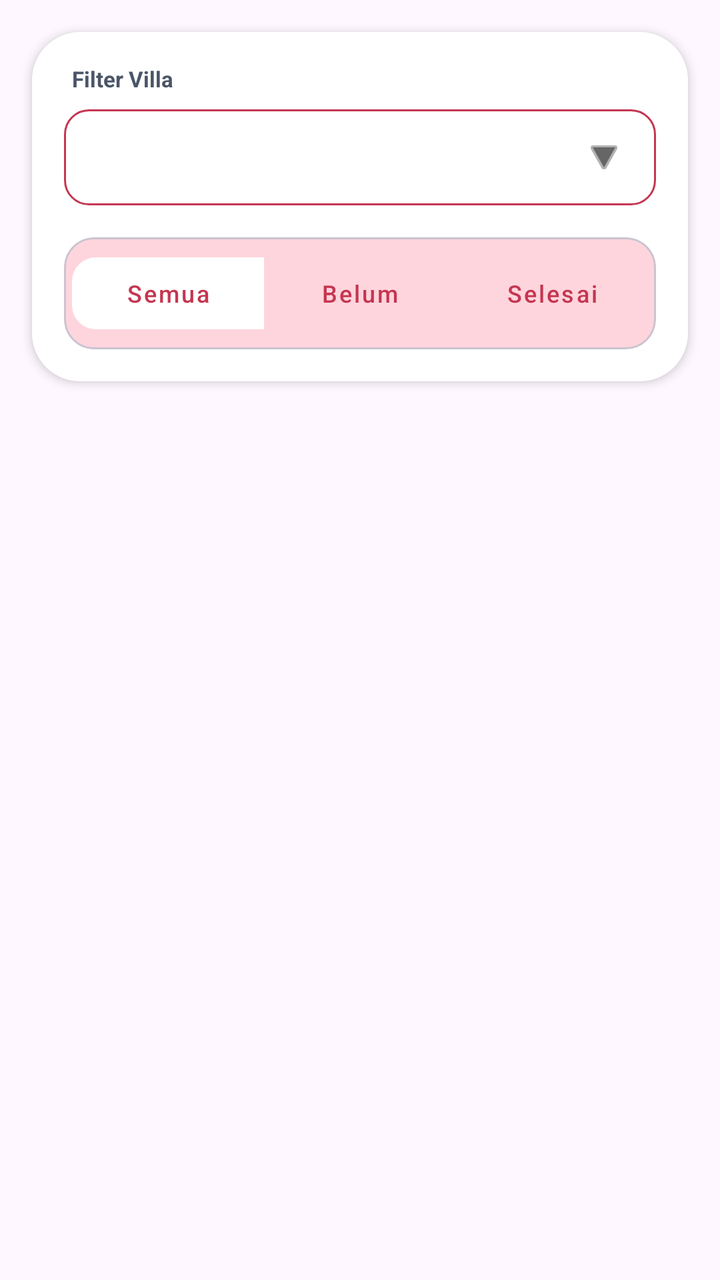
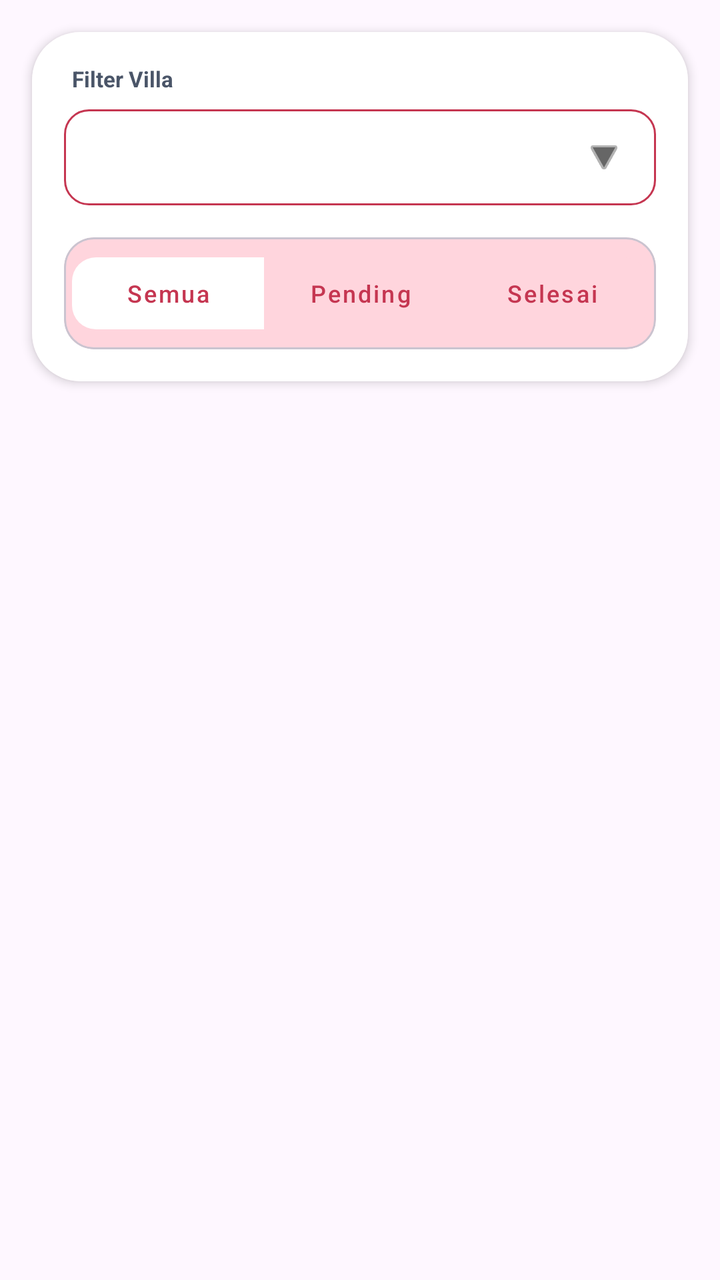

The first picture is an Android layout as it rendered before a commit; the second is the same layout after the commit. The layout source and the unified diff follow.
<!-- AndroidManifest.xml: application theme Theme.VsmentProject -->
<!-- res/layout/fragment_laporan.xml -->
<?xml version="1.0" encoding="utf-8"?>
<LinearLayout xmlns:android="http://schemas.android.com/apk/res/android"
    xmlns:app="http://schemas.android.com/apk/res-auto"
    android:layout_width="match_parent"
    android:layout_height="match_parent"
    android:orientation="vertical">

    <com.google.android.material.card.MaterialCardView
        android:layout_width="match_parent"
        android:layout_height="wrap_content"
        android:layout_marginHorizontal="16dp"
        android:layout_marginTop="16dp"
        android:layout_marginBottom="8dp"
        app:cardCornerRadius="24dp"
        app:cardElevation="3dp"
        app:strokeWidth="0dp">

        <LinearLayout
            android:layout_width="match_parent"
            android:layout_height="wrap_content"
            android:orientation="vertical"
            android:padding="16dp"
            android:background="@color/myWhite">

            <TextView
                android:layout_width="wrap_content"
                android:layout_height="wrap_content"
                android:layout_marginBottom="8dp"
                android:layout_marginStart="4dp"
                android:text="Filter Villa"
                android:textColor="#4A5568"
                android:textSize="11sp"
                android:textStyle="bold" />

            <LinearLayout
                android:id="@+id/btnContainerFilterVilla"
                android:layout_width="match_parent"
                android:layout_height="48dp"
                android:background="@drawable/bg_input_form"
                android:gravity="center_vertical"
                android:orientation="horizontal"
                android:paddingHorizontal="16dp">

                <Spinner
                    android:id="@+id/spinnerFilterVilla"
                    android:layout_width="0dp"
                    android:layout_height="match_parent"
                    android:layout_weight="1"
                    android:background="@android:color/transparent"
                    android:spinnerMode="dropdown" />

                <ImageView
                    android:layout_width="20dp"
                    android:layout_height="20dp"
                    android:src="@android:drawable/ic_media_play"
                    android:rotation="90"
                    app:tint="#666666" />
            </LinearLayout>

            <com.google.android.material.card.MaterialCardView
                android:id="@+id/cardFilterStatus"
                android:layout_width="match_parent"
                android:layout_height="wrap_content"
                android:layout_marginTop="16dp"
                app:cardBackgroundColor="@color/myRedLight"
                app:cardCornerRadius="15dp"
                app:cardElevation="0dp">

                <com.google.android.material.button.MaterialButtonToggleGroup
                    android:id="@+id/toggleGroupStatus"
                    android:layout_width="match_parent"
                    android:layout_height="wrap_content"
                    android:padding="4dp"
                    app:checkedButton="@+id/btnSemua"
                    app:selectionRequired="true"
                    app:singleSelection="true">

                    <com.google.android.material.button.MaterialButton
                        android:id="@+id/btnSemua"
                        style="@style/Widget.MaterialComponents.Button.TextButton"
                        android:layout_width="0dp"
                        android:layout_height="wrap_content"
                        android:layout_weight="1"
                        android:text="Semua"
                        android:textAllCaps="false"
                        android:textSize="12sp"
                        app:backgroundTint="@color/selector_filter_tab"
                        android:textColor="@color/selector_filter_text"
                        app:cornerRadius="12dp" />

                    <com.google.android.material.button.MaterialButton
                        android:id="@+id/btnBelum"
                        style="@style/Widget.MaterialComponents.Button.TextButton"
                        android:layout_width="0dp"
                        android:layout_height="wrap_content"
                        android:layout_weight="1"
                        android:text="Belum"
                        android:textAllCaps="false"
                        android:textSize="12sp"
                        app:backgroundTint="@color/selector_filter_tab"
                        android:textColor="@color/selector_filter_text"
                        app:cornerRadius="12dp" />

                    <com.google.android.material.button.MaterialButton
                        android:id="@+id/btnSelesai"
                        style="@style/Widget.MaterialComponents.Button.TextButton"
                        android:layout_width="0dp"
                        android:layout_height="wrap_content"
                        android:layout_weight="1"
                        android:text="Selesai"
                        android:textAllCaps="false"
                        android:textSize="12sp"
                        app:backgroundTint="@color/selector_filter_tab"
                        android:textColor="@color/selector_filter_text"
                        app:cornerRadius="12dp" />

                </com.google.android.material.button.MaterialButtonToggleGroup>
            </com.google.android.material.card.MaterialCardView>
        </LinearLayout>
    </com.google.android.material.card.MaterialCardView>

    <FrameLayout
        android:layout_width="match_parent"
        android:layout_height="match_parent">

        <androidx.recyclerview.widget.RecyclerView
            android:id="@+id/rvLaporan"
            android:layout_width="match_parent"
            android:layout_height="match_parent"
            android:clipToPadding="false"
            android:paddingHorizontal="16dp"
            android:paddingTop="8dp"
            android:paddingBottom="24dp" />

        <LinearLayout
            android:id="@+id/layout_empty_state"
            android:layout_width="wrap_content"
            android:layout_height="wrap_content"
            android:layout_gravity="center"
            android:gravity="center"
            android:orientation="vertical"
            android:visibility="gone">

            <ImageView
                android:layout_width="120dp"
                android:layout_height="120dp"
                android:src="@android:drawable/ic_menu_search"
                app:tint="#CBD5E0" />

            <TextView
                android:layout_width="wrap_content"
                android:layout_height="wrap_content"
                android:layout_marginTop="12dp"
                android:text="Tidak ada laporan ditemukan"
                android:textColor="#718096"
                android:textStyle="bold" />
        </LinearLayout>
    </FrameLayout>

</LinearLayout>
<!-- resources referenced by this layout -->
<resources>
  <color name="myRedLight">#FFD5DD</color>
  <color name="myWhite">#FFFFFFFF</color>
  <!-- drawable bg_input_form (drawable) -->
  <?xml version="1.0" encoding="utf-8"?>
  <shape xmlns:android="http://schemas.android.com/apk/res/android">
      <solid android:color="@android:color/white" />
      <stroke
          android:width="1dp"
          android:color="@color/myRedDark" /> <corners android:radius="12dp" /> </shape>
  <style name="Theme.VsmentProject" parent="Theme.Material3.DayNight.NoActionBar">
          <item name="colorPrimary">#C2185B</item>
          <item name="colorOnPrimary">#FFFFFF</item>
          <item name="android:statusBarColor">#C2185B</item>
          <item name="colorContainer">@android:color/transparent</item>
          <item name="colorControlHighlight">#20C63D54</item>
          <item name="materialAlertDialogTheme">@style/CustomMaterialDialog</item>
      </style>
  <color name="myRedDark">#C53651</color>
  <style name="CustomMaterialDialog" parent="ThemeOverlay.Material3.MaterialAlertDialog">
          <item name="colorPrimary">#C2185B</item>
          <item name="colorOnSurface">#333333</item>
          <item name="materialAlertDialogTitleTextStyle">@style/TitleTextStyle</item>
          <item name="shapeAppearanceOverlay">@style/ShapeAppearance.App.MediumComponent</item>
      </style>
  <style name="TitleTextStyle" parent="MaterialAlertDialog.Material3.Title.Text">
          <item name="android:textStyle">bold</item>
          <item name="android:textSize">20sp</item>
          <item name="android:textColor">#333333</item>
      </style>
  <style name="ShapeAppearance.App.MediumComponent" parent="ShapeAppearance.Material3.MediumComponent">
          <item name="cornerFamily">rounded</item>
          <item name="cornerSize">24dp</item>
      </style>
</resources>

<!-- the commit's change to res/layout/fragment_laporan.xml (unified diff, before → after) -->
@@ -94,7 +94,7 @@
                         android:layout_width="0dp"
                         android:layout_height="wrap_content"
                         android:layout_weight="1"
-                        android:text="Belum"
+                        android:text="Pending"
                         android:textAllCaps="false"
                         android:textSize="12sp"
                         app:backgroundTint="@color/selector_filter_tab"
